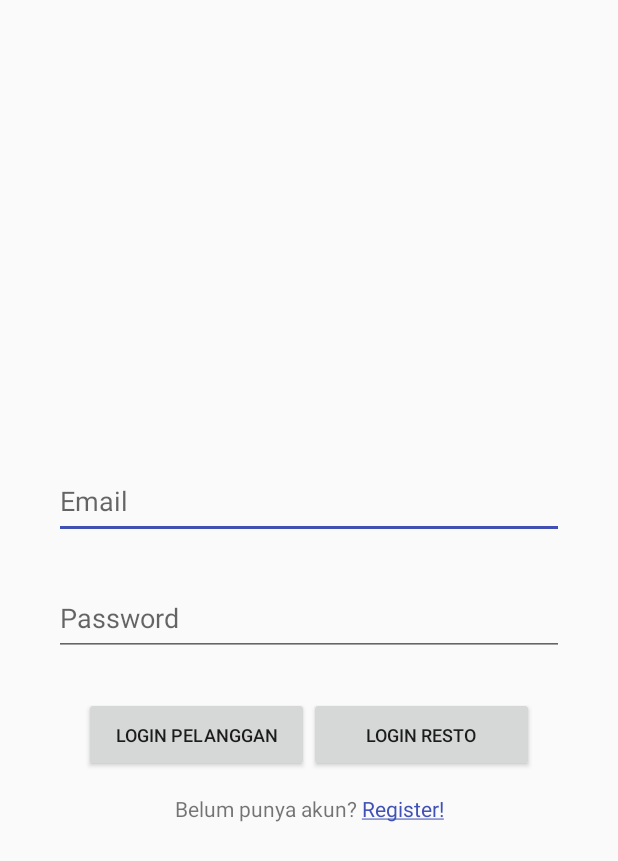
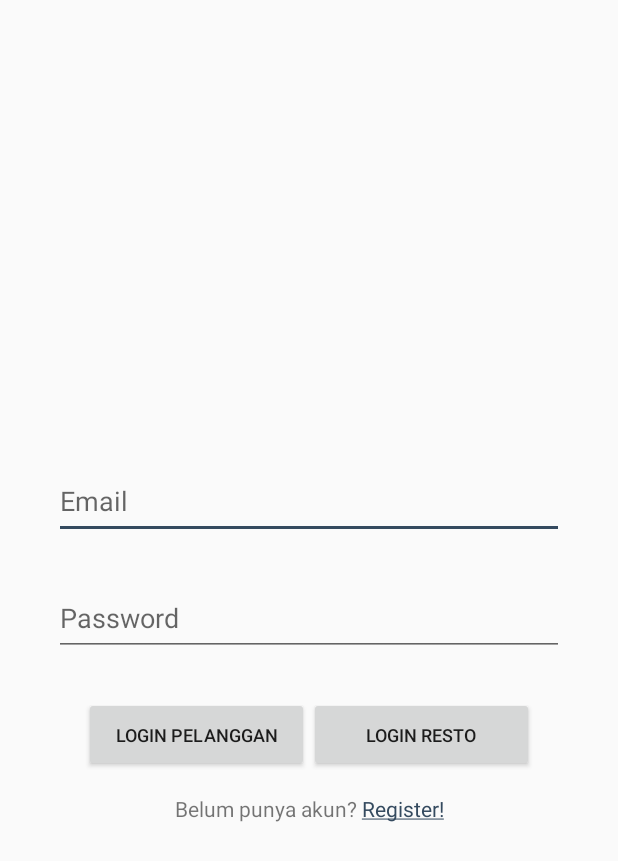
Before and after one commit to arldst/SelFood, an Android app: the screen it shows after launch (LoginActivity), on a phone screen of 412 x 824 dp. Shown: the top 861 px of the screen. Run offline under Robolectric (Android 15) with nearby library versions, the phone set to English and light mode, and no system bars.

Commit message:
added font

```diff
--- a/app/src/main/res/values/colors.xml
+++ b/app/src/main/res/values/colors.xml
@@ -1,6 +1,9 @@
 <?xml version="1.0" encoding="utf-8"?>
 <resources>
-    <color name="colorPrimary">#03A9F4</color>
+    <color name="colorPrimary">#4EB1CB</color>
     <color name="colorPrimaryDark">#2196F3</color>
-    <color name="colorAccent">#3F51B5</color>
+    <color name="colorRed">#CF5C60</color>
+    <color name="colorGreen">#4AB471</color>
+    <color name="colorGrey">#E6E6E6</color>
+    <color name="colorAccent">#344A5F</color>
 </resources>
```
Also changed, not shown: app/src/main/res/font/OpenSans-Bold.ttf (added), app/src/main/res/font/OpenSans-Regular.ttf (added).
